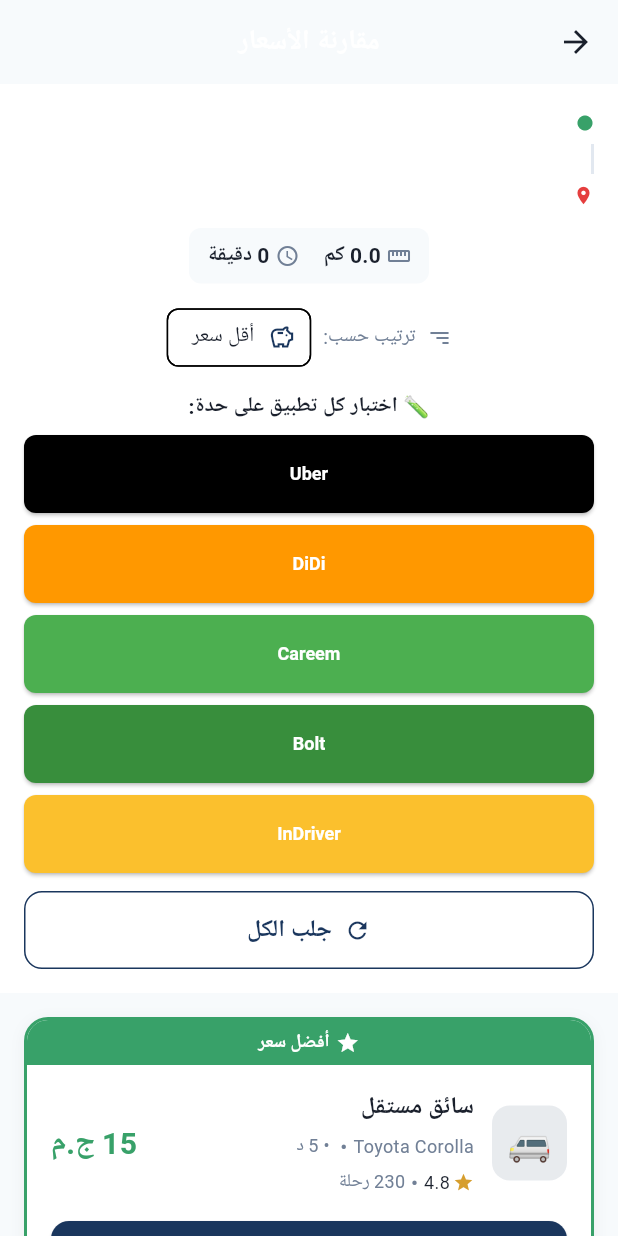
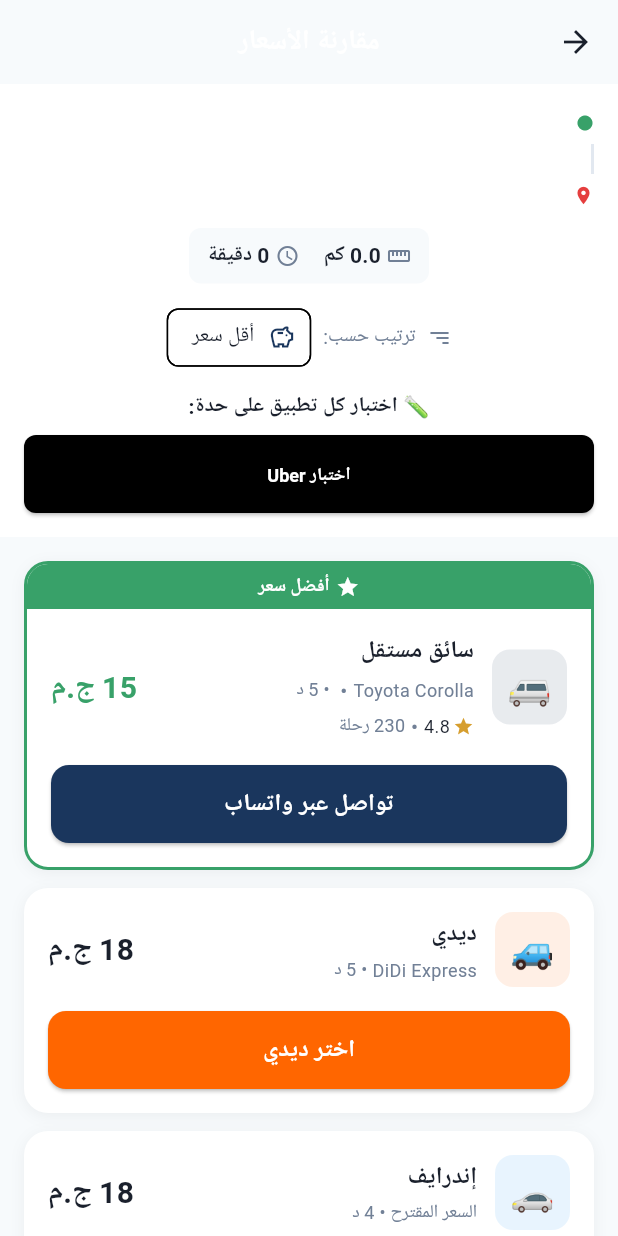
Before and after one commit to AiSchool-Admin/go-on-app, a Flutter app: the PriceComparisonScreen screen opened directly with empty values, on a phone screen of 412 x 824 dp. Run offline on Flutter 3.47's test engine with Material 3 defaults, Android fonts, the phone set to English and light mode, and no system bars; our stand-ins replace flutter_riverpod, geocoding, geolocator, go_router, google_maps_flutter, shared_preferences and 1 more; accounts and stored records are empty; network calls fail; Roboto replaces fonts that are missing (Cairo).

Commit message:
Clean code - strict Uber price extraction with detailed logging
- Show only Uber test button in UI
- Add detailed logging of ALL text from Uber screen
- Use STRICT pattern: only match "EGP XX.XX" format
- Remove loose patterns that matched random numbers
- Better vehicle type keywords for Uber

```diff
--- a/mobile/lib/features/rides/screens/price_comparison_screen.dart
+++ b/mobile/lib/features/rides/screens/price_comparison_screen.dart
@@ -554,33 +554,8 @@ class _PriceComparisonScreenState extends ConsumerState<PriceComparisonScreen> {
                               style: TextStyle(fontWeight: FontWeight.bold, fontSize: 14),
                             ),
                             const SizedBox(height: 8),
-                            Wrap(
-                              spacing: 8,
-                              runSpacing: 8,
-                              alignment: WrapAlignment.center,
-                              children: [
-                                _buildTestButton('Uber', NativeServicesManager.uberPackage, Colors.black),
-                                _buildTestButton('DiDi', NativeServicesManager.didiPackage, Colors.orange),
-                                _buildTestButton('Careem', NativeServicesManager.careemPackage, Colors.green),
-                                _buildTestButton('Bolt', NativeServicesManager.boltPackage, Colors.green.shade700),
-                                _buildTestButton('InDriver', NativeServicesManager.indriverPackage, Colors.yellow.shade700),
-                              ],
-                            ),
-                            const SizedBox(height: 12),
-                            // All apps button
-                            OutlinedButton.icon(
-                              onPressed: _fetchAllRealPrices,
-                              icon: const Icon(Icons.refresh, size: 18),
-                              label: const Text('جلب الكل'),
-                              style: OutlinedButton.styleFrom(
-                                foregroundColor: AppColors.primary,
-                                side: const BorderSide(color: AppColors.primary),
-                                padding: const EdgeInsets.symmetric(vertical: 8, horizontal: 16),
-                                shape: RoundedRectangleBorder(
-                                  borderRadius: BorderRadius.circular(12),
-                                ),
-                              ),
-                            ),
+                            // Show only Uber for testing
+                            _buildTestButton('اختبار Uber', NativeServicesManager.uberPackage, Colors.black),
                           ],
                         ),
                 ),
```
Also changed, not shown: 1 other file.
